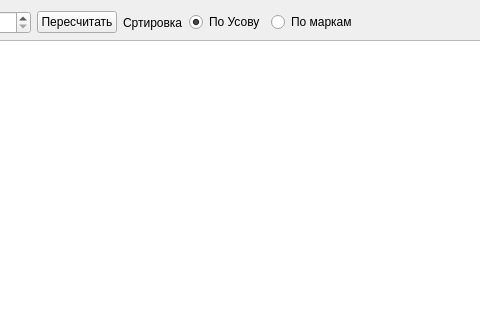
Sergeyego/warehouse, file formreportel.ui: the form before one commit; both pictures show x 213 to 693 and y 0 to 320 of the 938 by 579 pixel window.
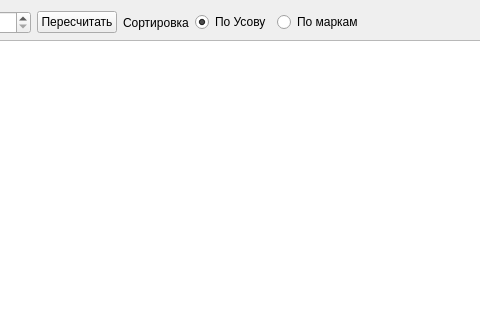
The form after the commit. Custom widgets are drawn as their Qt base class.

The edit to the form file:
```diff
--- a/formreportel.ui
+++ b/formreportel.ui
@@ -46,7 +46,7 @@
      <item>
       <widget class="QLabel" name="label_3">
        <property name="text">
-        <string>Сртировка</string>
+        <string>Сортировка</string>
        </property>
       </widget>
      </item>
```
